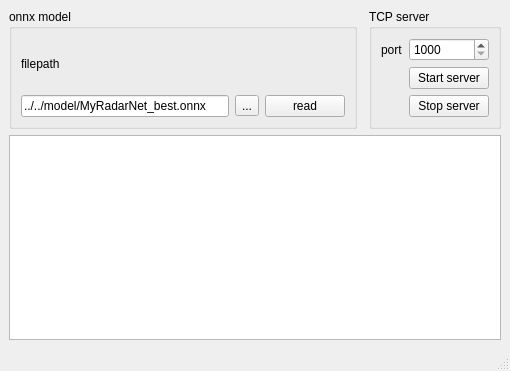
First picture: the form in apps/server_app/myservermain.ui, repository broken-kerosene/RADAR_repo, before the edit.
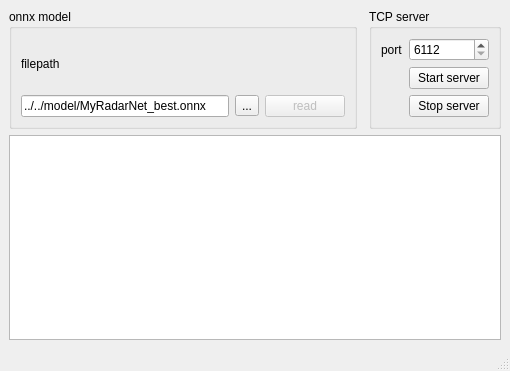
Second picture: the form after the edit.

```diff
--- a/apps/server_app/myservermain.ui
+++ b/apps/server_app/myservermain.ui
@@ -31,7 +31,7 @@
        <item row="1" column="3">
         <widget class="QSpinBox" name="sbPort">
          <property name="minimum">
-          <number>1000</number>
+          <number>6112</number>
          </property>
          <property name="maximum">
           <number>60000</number>
@@ -63,6 +63,9 @@
       <layout class="QGridLayout" name="gridLayout_3">
        <item row="1" column="2">
         <widget class="QPushButton" name="pbReadModel">
+         <property name="enabled">
+          <bool>false</bool>
+         </property>
          <property name="text">
           <string>read</string>
          </property>
```
